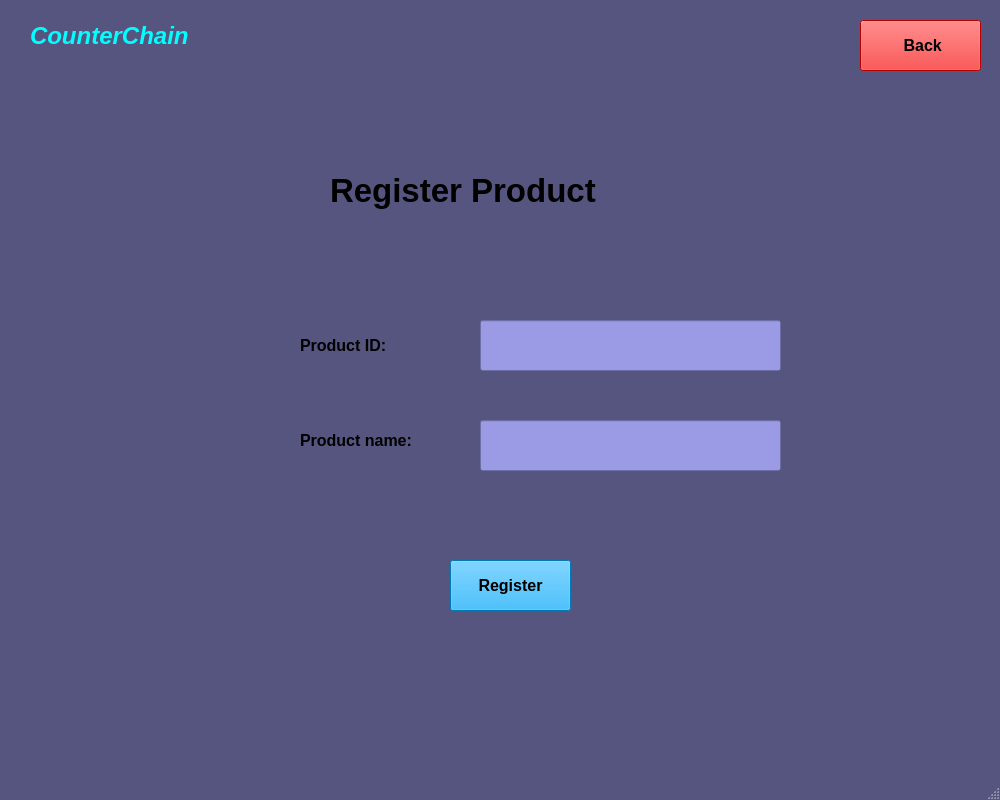
Above: itemadd.ui from shubham0298/CounterChain before the change. Below: the same form after it.
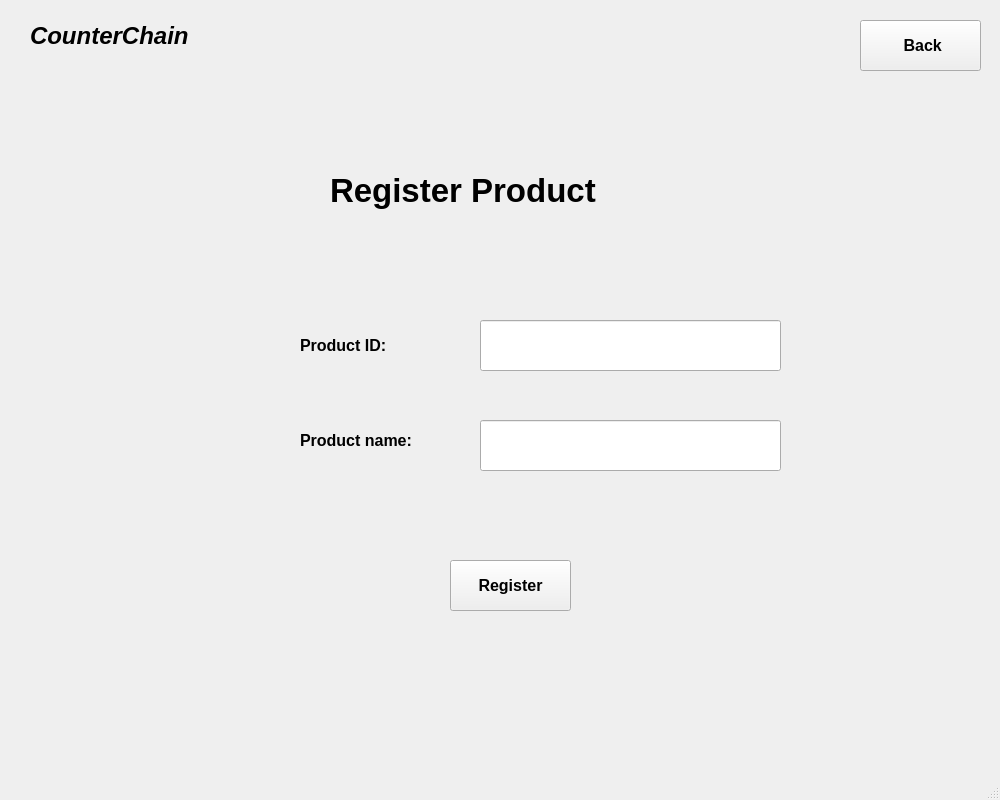
That is the form after the change. Icons and pictures are not drawn.

What changed in the file:
```diff
--- a/itemadd.ui
+++ b/itemadd.ui
@@ -26,18 +26,7 @@
    <string>Add Item</string>
   </property>
   <property name="styleSheet">
-   <string notr="true">QMainWindow{
-	background-color: rgb(85, 85, 127);
-}
-QLineEdit{	
-	background-color: rgb(154, 154, 229);
-}
-QPushButton#back{
-	background-color: rgb(255, 0, 0);
-}
-QPushButton#addButton{
-	background-color: rgb(0, 170, 255);
-}</string>
+   <string notr="true"/>
   </property>
   <widget class="QWidget" name="centralwidget">
    <widget class="QLabel" name="label">
@@ -211,8 +200,8 @@
         <brush brushstyle="SolidPattern">
          <color alpha="255">
           <red>0</red>
-          <green>255</green>
-          <blue>255</blue>
+          <green>0</green>
+          <blue>0</blue>
          </color>
         </brush>
        </colorrole>
@@ -222,8 +211,8 @@
         <brush brushstyle="SolidPattern">
          <color alpha="255">
           <red>0</red>
-          <green>255</green>
-          <blue>255</blue>
+          <green>0</green>
+          <blue>0</blue>
          </color>
         </brush>
        </colorrole>
```
